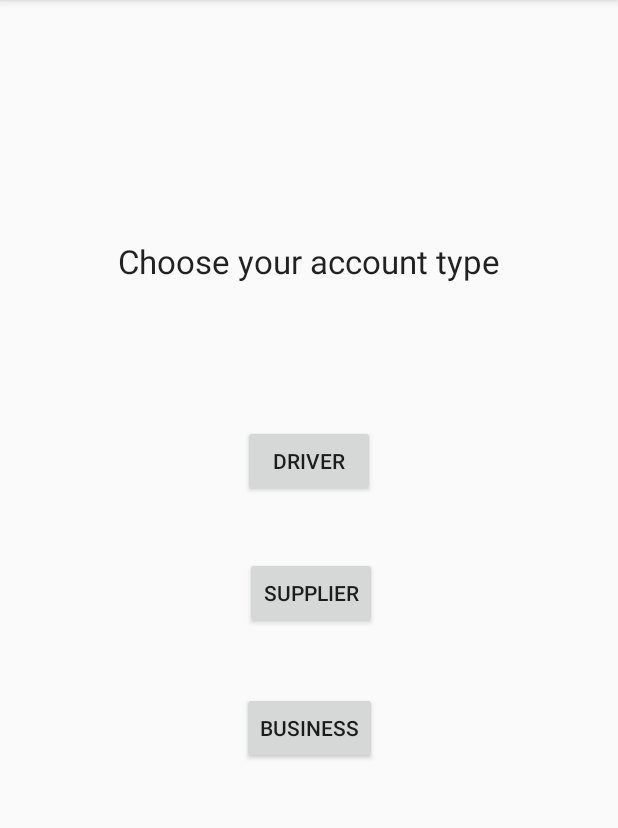
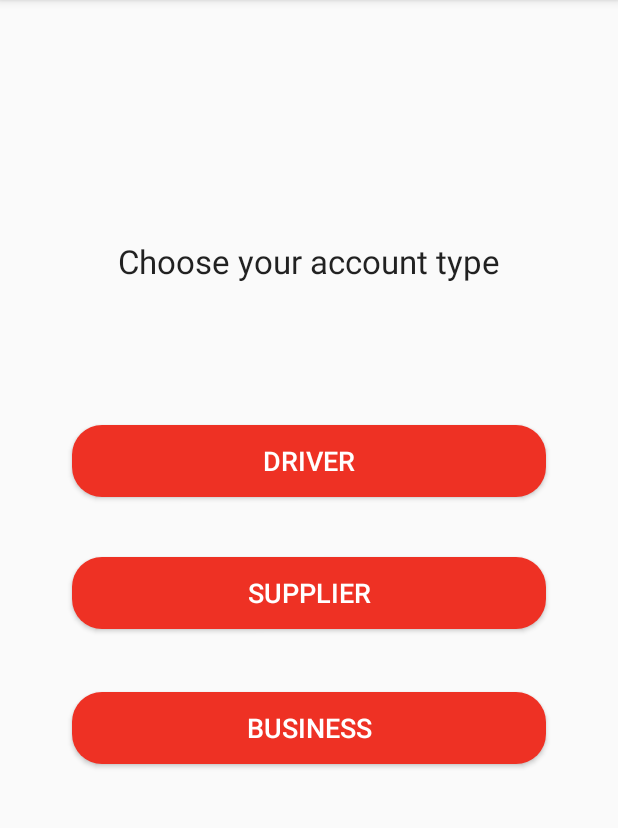
Before and after one commit to AidanBrasseur/PaymentModernization, an Android app: the screen it shows after launch (SignUpActivity before the commit, SignUpChoiceActivity after it), after a tap on "CREATE AN ACCOUNT", on a phone screen of 412 x 824 dp, the part 84-912 px from its top. Run offline under Robolectric (Android 15) with nearby library versions, the light colour scheme and no system bars; 1 other tap on this screen came first.

Commit message:
Experimenting with logo design. Restructured to follow clean design principles. Styled signup pages to follow login page

```diff
--- a/app/src/main/AndroidManifest.xml
+++ b/app/src/main/AndroidManifest.xml
@@ -11,14 +11,14 @@
         android:roundIcon="@mipmap/ic_launcher_round"
         android:supportsRtl="true"
         android:theme="@style/AppTheme">
-        <activity android:name=".DriverSignUp"></activity>
-        <activity android:name=".SignUpActivity" />
+        <activity android:name=".SignUp.DriverSignUp"></activity>
+        <activity android:name=".SignUp.SignUpChoiceActivity" />
         <activity
             android:name=".HomePage"
             android:label="@string/title_activity_home_page"
             android:theme="@style/AppTheme.NoActionBar" />
         <activity
-            android:name=".LoginActivity"
+            android:name=".Login.LoginActivity"
             android:label="@string/title_activity_login"
             android:theme="@style/AppTheme.NoActionBar"
             android:windowSoftInputMode="adjustPan">
--- /dev/null
+++ b/app/src/main/java/com/example/paymentmodernization/Login/LoginActivity.java
@@ -0,0 +1,107 @@
+package com.example.paymentmodernization.Login;
+
+import android.content.Intent;
+import android.os.Bundle;
+
+import androidx.appcompat.app.AppCompatActivity;
+
+import android.view.View;
+import android.widget.Button;
+import android.widget.EditText;
+import android.widget.ProgressBar;
+import android.widget.Toast;
+
+import com.example.paymentmodernization.HomePage;
+import com.example.paymentmodernization.R;
+import com.example.paymentmodernization.SignUp.SignUpChoiceActivity;
+
+public class LoginActivity extends AppCompatActivity implements LoginView {
+  private EditText usernameField;
+  private EditText passwordField;
+  private Button signInButton;
+  private Button signUpButton;
+  private LoginPresenter presenter;
+  private ProgressBar progressBar;
+
+  @Override
+  protected void onCreate(Bundle savedInstanceState) {
+    super.onCreate(savedInstanceState);
+    setContentView(R.layout.activity_login);
+    usernameField = findViewById(R.id.username);
+    passwordField = findViewById(R.id.password);
+    signInButton = findViewById(R.id.login);
+    signUpButton = findViewById(R.id.signUp);
+    progressBar = findViewById(R.id.loading);
+
+    presenter = new LoginPresenter(this, new LoginInteractor());
+    signUpButton.setOnClickListener(
+        new View.OnClickListener() {
+          @Override
+          public void onClick(View view) {
+            switchToSignUpScreen();
+          }
+        });
+    signInButton.setOnClickListener(
+        new View.OnClickListener() {
+          @Override
+          public void onClick(View view) {
+            authorizeLogin();
+          }
+        });
+  }
+
+  @Override
+  protected void onDestroy() {
+    presenter.onDestroy();
+    super.onDestroy();
+  }
+
+  @Override
+  public void switchToHomeScreen() {
+    Intent intent = new Intent(LoginActivity.this, HomePage.class);
+    startActivity(intent);
+  }
+
+  @Override
+  public void switchToSignUpScreen() {
+    Intent intent = new Intent(LoginActivity.this, SignUpChoiceActivity.class);
+    startActivity(intent);
+  }
+
+  @Override
+  public void showProgress() {
+    progressBar.setVisibility(View.VISIBLE);
+  }
+
+  @Override
+  public void hideProgress() {
+    progressBar.setVisibility(View.GONE);
+  }
+
+  @Override
+  public void setUsernameError(String message) {
+    usernameField.setError(message);
+  }
+
+  @Override
+  public void setPasswordError(String message) {
+    passwordField.setError(message);
+  }
+
+  @Override
+  public void sendInvalidAuthorizationMessage() {
+    progressBar.setVisibility(View.GONE);
+    usernameField.setText("");
+    passwordField.setText("");
+    Toast toast =
+        Toast.makeText(
+            getApplicationContext(), "Incorrect Username or Password", Toast.LENGTH_LONG);
+
+    toast.show();
+  }
+
+  private void authorizeLogin() {
+    presenter.loginAuthorization(
+        usernameField.getText().toString(), passwordField.getText().toString());
+  }
+}
--- a/app/src/main/java/com/example/paymentmodernization/LoginAuthorization.java
+++ b/app/src/main/java/com/example/paymentmodernization/Login/LoginAuthorization.java
@@ -1,4 +1,4 @@
-package com.example.paymentmodernization;
+package com.example.paymentmodernization.Login;
 
 public class LoginAuthorization {
 
--- a/app/src/main/java/com/example/paymentmodernization/LoginProcess.java
+++ b/app/src/main/java/com/example/paymentmodernization/Login/LoginInteractor.java
@@ -1,17 +1,39 @@
-package com.example.paymentmodernization;
+package com.example.paymentmodernization.Login;
 
+import android.text.TextUtils;
 import android.util.Base64;
+
+import com.example.paymentmodernization.PaymentModernizationAPI;
+
 import retrofit2.Call;
 import retrofit2.Callback;
 import retrofit2.Response;
 import retrofit2.Retrofit;
 import retrofit2.converter.gson.GsonConverterFactory;
 
-/** Class that handles authentication w/ login credentials and retrieves user information. */
-public class LoginProcess {
+public class LoginInteractor {
 
-  public void login(final String username, String password) {
+  interface OnLoginFinishedListener {
+    void onUsernameError(String message);
 
+    void onPasswordError(String message);
+
+    void onSuccess();
+
+    void onFail();
+  }
+
+  public void login(
+      final String username, final String password, final OnLoginFinishedListener listener) {
+
+    if (TextUtils.isEmpty(username)) {
+      listener.onUsernameError("Cannot have empty username");
+      return;
+    }
+    if (TextUtils.isEmpty(password)) {
+      listener.onPasswordError("Cannot have empty password");
+      return;
+    }
     try {
       String authorizationString =
           Base64.encodeToString((username + ":" + password).getBytes(), Base64.NO_WRAP);
@@ -37,20 +59,19 @@ public class LoginProcess {
                 System.out.println(response.code());
               } else {
                 LoginAuthorization loginAuthorization = response.body();
+                if (loginAuthorization.getIsValid().equals("true")) {
+                  listener.onSuccess();
+                } else {
+                  listener.onFail();
+                }
               }
             }
 
             @Override
-            public void onFailure(Call<LoginAuthorization> call, Throwable t) {
-              System.out.println("OnFailure" + t.getMessage());
-            }
+            public void onFailure(Call<LoginAuthorization> call, Throwable t) {}
           });
     } catch (Exception e) {
       e.printStackTrace();
     }
   }
-
-  public void logout() {
-    // TODO: revoke authentication
-  }
 }
--- /dev/null
+++ b/app/src/main/java/com/example/paymentmodernization/Login/LoginView.java
@@ -0,0 +1,13 @@
+package com.example.paymentmodernization.Login;
+
+public interface LoginView {
+
+    void switchToHomeScreen();
+    void switchToSignUpScreen();
+    void showProgress();
+    void hideProgress();
+    void setUsernameError(String message);
+    void setPasswordError(String message);
+    void sendInvalidAuthorizationMessage();
+
+}
--- a/app/src/main/java/com/example/paymentmodernization/PaymentModernizationAPI.java
+++ b/app/src/main/java/com/example/paymentmodernization/PaymentModernizationAPI.java
@@ -1,7 +1,8 @@
 package com.example.paymentmodernization;
 
+import com.example.paymentmodernization.Login.LoginAuthorization;
+
 import retrofit2.Call;
-import retrofit2.http.Body;
 import retrofit2.http.Field;
 import retrofit2.http.FormUrlEncoded;
 import retrofit2.http.GET;
--- a/app/src/main/java/com/example/paymentmodernization/SignUpActivity.java
+++ b/app/src/main/java/com/example/paymentmodernization/SignUp/SignUpChoiceActivity.java
@@ -1,4 +1,4 @@
-package com.example.paymentmodernization;
+package com.example.paymentmodernization.SignUp;
 
 import androidx.appcompat.app.AppCompatActivity;
 
@@ -7,20 +7,22 @@ import android.os.Bundle;
 import android.view.View;
 import android.widget.Button;
 
-public class SignUpActivity extends AppCompatActivity {
+import com.example.paymentmodernization.R;
+
+public class SignUpChoiceActivity extends AppCompatActivity {
 
   private Button driverButton;
 
   @Override
   protected void onCreate(Bundle savedInstanceState) {
     super.onCreate(savedInstanceState);
-    setContentView(R.layout.activity_sign_up);
+    setContentView(R.layout.activity_signup_choice);
     driverButton = findViewById(R.id.driverButton);
     driverButton.setOnClickListener(
         new View.OnClickListener() {
           @Override
           public void onClick(View view) {
-            Intent intent = new Intent(SignUpActivity.this, DriverSignUp.class);
+            Intent intent = new Intent(SignUpChoiceActivity.this, DriverSignUp.class);
             startActivity(intent);
           }
         });
--- a/app/src/main/res/layout/activity_sign_up.xml
+++ b/app/src/main/res/layout/activity_signup_choice.xml
@@ -4,13 +4,18 @@
     xmlns:tools="http://schemas.android.com/tools"
     android:layout_width="match_parent"
     android:layout_height="match_parent"
-    tools:context=".SignUpActivity">
+    tools:context=".SignUp.SignUpChoiceActivity">
 
     <Button
         android:id="@+id/supplier"
-        android:layout_width="wrap_content"
+        android:layout_width="0dp"
         android:layout_height="wrap_content"
+        android:layout_marginStart="48dp"
+        android:layout_marginEnd="48dp"
+        android:background="@drawable/rounded_button"
         android:text="@string/supplier_select"
+        android:textColor="@android:color/background_light"
+        android:textSize="18sp"
         app:layout_constraintBottom_toBottomOf="parent"
         app:layout_constraintEnd_toEndOf="parent"
         app:layout_constraintHorizontal_bias="0.504"
@@ -20,9 +25,14 @@
 
     <Button
         android:id="@+id/driverButton"
-        android:layout_width="wrap_content"
+        android:layout_width="0dp"
         android:layout_height="wrap_content"
+        android:layout_marginStart="48dp"
+        android:layout_marginEnd="48dp"
+        android:background="@drawable/rounded_button"
         android:text="@string/driver_select"
+        android:textColor="@android:color/background_light"
+        android:textSize="18sp"
         app:layout_constraintBottom_toTopOf="@+id/supplier"
         app:layout_constraintEnd_toEndOf="parent"
         app:layout_constraintStart_toStartOf="parent"
@@ -31,9 +41,14 @@
 
     <Button
         android:id="@+id/businessOwner"
-        android:layout_width="wrap_content"
+        android:layout_width="0dp"
         android:layout_height="wrap_content"
+        android:layout_marginStart="48dp"
+        android:layout_marginEnd="48dp"
+        android:background="@drawable/rounded_button"
         android:text="@string/business_select"
+        android:textColor="@android:color/background_light"
+        android:textSize="18sp"
         app:layout_constraintBottom_toBottomOf="parent"
         app:layout_constraintEnd_toEndOf="parent"
         app:layout_constraintStart_toStartOf="parent"
--- a/app/src/main/res/layout/content_login.xml
+++ b/app/src/main/res/layout/content_login.xml
@@ -5,7 +5,7 @@
     android:layout_width="match_parent"
     android:layout_height="match_parent"
     app:layout_behavior="@string/appbar_scrolling_view_behavior"
-    tools:context=".LoginActivity"
+    tools:context=".Login.LoginActivity"
     tools:showIn="@layout/activity_login">
 
 </androidx.constraintlayout.widget.ConstraintLayout>
```
Also changed, not shown: app/src/main/java/com/example/paymentmodernization/DriverSignUp.java (deleted, +0 -97 lines), app/src/main/java/com/example/paymentmodernization/Login/LoginPresenter.java (added, +54 -0 lines), app/src/main/java/com/example/paymentmodernization/LoginActivity.java (deleted, +0 -100 lines), app/src/main/java/com/example/paymentmodernization/SignUp/DriverSignUp.java (added, +89 -0 lines), app/src/main/java/com/example/paymentmodernization/SignUp/SignUpInteractor.java (added, +72 -0 lines), app/src/main/java/com/example/paymentmodernization/SignUp/SignUpPresenter.java (added, +52 -0 lines), app/src/main/java/com/example/paymentmodernization/SignUp/SignUpView.java (added, +15 -0 lines), app/src/main/res/layout/activity_driver_sign_up.xml (+38 -13 lines), app/src/main/res/layout/activity_login.xml (+5 -4 lines), app/src/main/res/drawable/payment_app_logo.png (added), app/src/main/res/drawable/payment_app_logov2.png (added).
